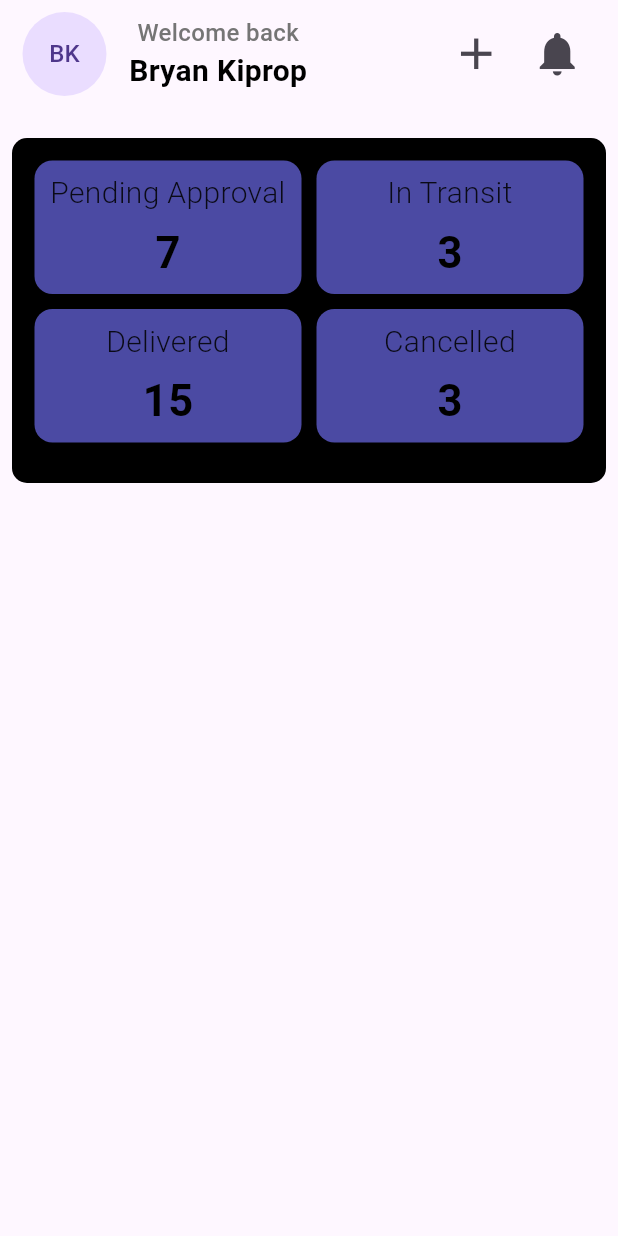
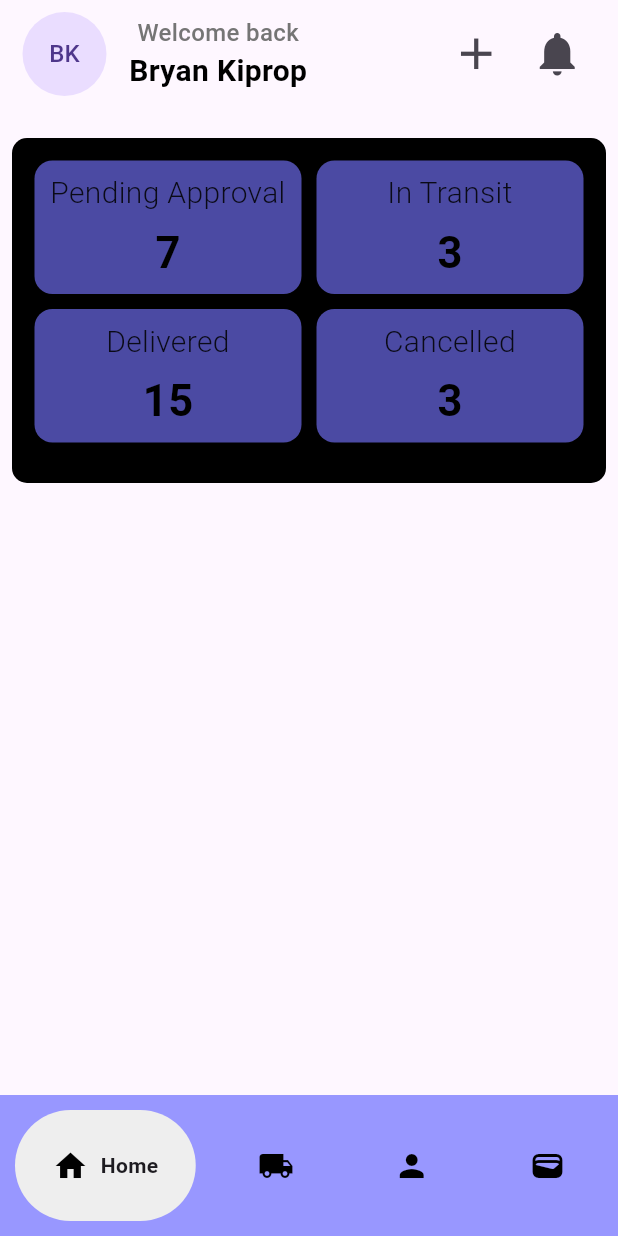
Before and after one commit to briandev25/Tumako, a Flutter app: the screen it shows after launch, on a phone screen of 412 x 824 dp. Run offline on Flutter 3.47's test engine with Material 3 defaults, Android fonts, the light colour scheme and no system bars; drawn by our look-alikes of google_nav_bar; our stand-ins replace dio, email_validator.

Commit message:
Added bottomnavigationbar

```diff
--- a/lib/screens/home/homepage.dart
+++ b/lib/screens/home/homepage.dart
@@ -1,4 +1,6 @@
 import 'package:flutter/material.dart';
+import 'package:google_nav_bar/google_nav_bar.dart';
+import 'package:tumako/constants/app_colors.dart';
 import 'package:tumako/screens/home/widgets/profile_header.dart';
 import 'package:tumako/screens/home/widgets/user_actions.dart';
 
@@ -15,6 +17,21 @@ class Homepage extends StatelessWidget {
           ),
         ),
       ),
+      bottomNavigationBar: Container(
+        padding: EdgeInsets.all(10.0),
+        color: AppColors.secondaryColor,
+        child: GNav(
+          gap: 8.0,
+          tabBackgroundColor: Colors.grey.shade200,
+          tabs: [
+            GButton(icon: Icons.home, text: "Home"),
+            GButton(icon: Icons.local_shipping, text: "Shipping"),
+
+            GButton(icon: Icons.person, text: "Profile"),
+            GButton(icon: Icons.wallet, text: "wallet"),
+          ],
+        ),
+      ),
     );
   }
 }
--- a/pubspec.yaml
+++ b/pubspec.yaml
@@ -38,6 +38,7 @@ dependencies:
   email_validator: ^3.0.0
   dio: ^5.9.2
   shared_preferences: ^2.5.5
+  google_nav_bar: ^5.0.7
 
 dev_dependencies:
   flutter_test:
```
Also changed, not shown: pubspec.lock.
